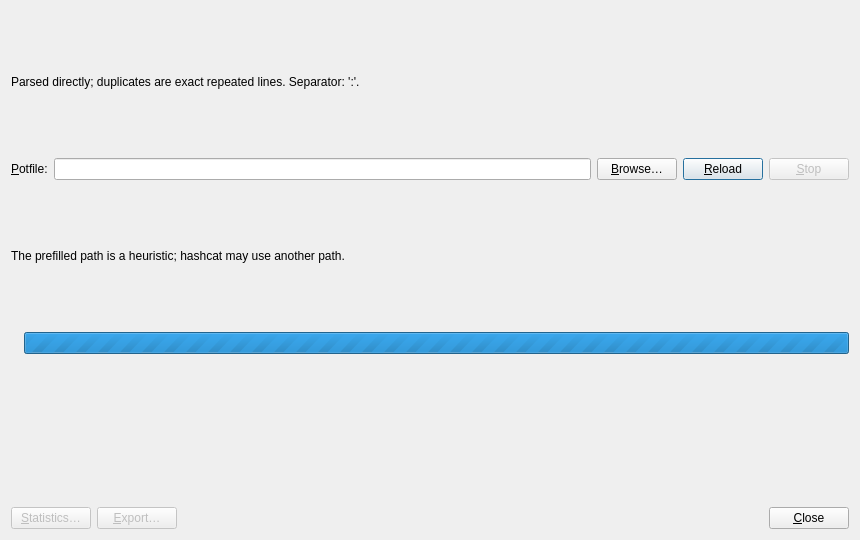
This is src/potfile/potfileinspector.ui in rgroesslinger/hashcat-gui as Qt 5 draws it before an edit. The edited form follows.
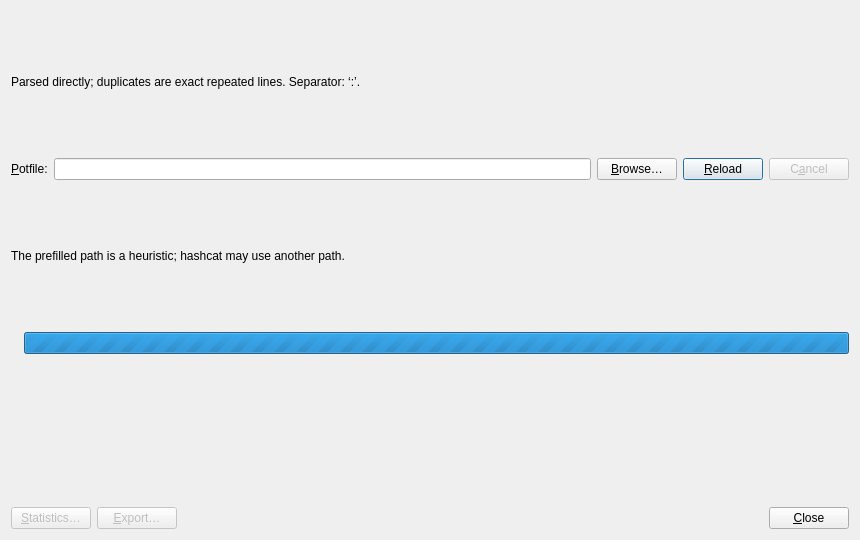
This is the edited form. Custom widgets are drawn as their Qt base class.

The edit to the form file:
```diff
--- a/src/potfile/potfileinspector.ui
+++ b/src/potfile/potfileinspector.ui
@@ -17,7 +17,7 @@
    <item>
     <widget class="QLabel" name="label_note">
      <property name="text">
-      <string>Parsed directly; duplicates are exact repeated lines. Separator: ':'.</string>
+      <string>Parsed directly; duplicates are exact repeated lines. Separator: ‘:’.</string>
      </property>
      <property name="wordWrap">
       <bool>true</bool>
@@ -75,10 +75,7 @@
         <string>Stop reading the potfile.</string>
        </property>
        <property name="text">
-        <string>&amp;Stop</string>
-       </property>
-       <property name="accessibleName">
-        <string>Stop reading the potfile</string>
+        <string>C&amp;ancel</string>
        </property>
        <property name="autoDefault">
         <bool>false</bool>
```
